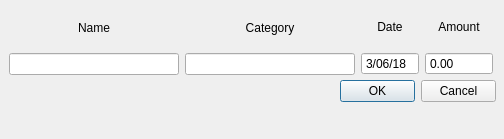
IvanInandan/EZBudget, file EZbudget/expensedialog.ui: the form before one commit.
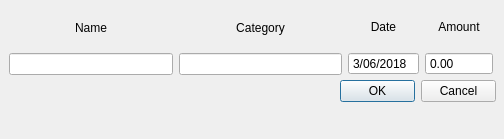
The form after the commit.

```diff
--- a/EZbudget/expensedialog.ui
+++ b/EZbudget/expensedialog.ui
@@ -82,7 +82,7 @@
          <enum>QAbstractSpinBox::NoButtons</enum>
         </property>
         <property name="displayFormat">
-         <string>M/dd/yy</string>
+         <string>M/dd/yyyy</string>
         </property>
         <property name="date">
          <date>
```
